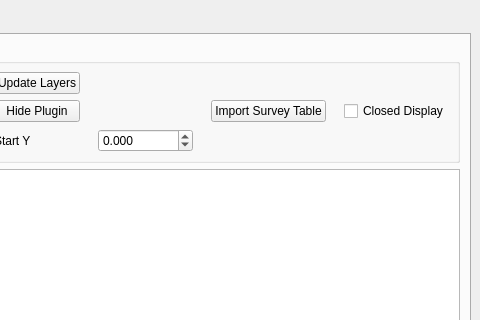
The window that compass_traverse_gis_dockwidget_base.ui (raw-slnc/compass_traverse_gis) describes before a commit, drawn with Qt 5; both pictures show x 828 to 1308 and y 0 to 320 of the 1308 by 460 pixel window.
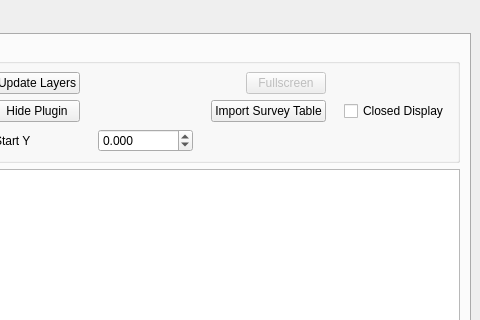
The same window after the commit.

Commit message:
Add fullscreen toggle and fix GPKG overwrite layer cleanup
- Add "Fullscreen" button above Import Survey Table in Survey Settings group; only enabled when dock is floating; uses setGeometry(screen.geometry()) for reliable fullscreen on QDockWidget (showFullScreen() is unreliable for dock widgets); state tracked via _is_floating_fullscreen flag; button label toggles 全画面/全画面解除
- Fix GPKG export overwrite: call _remove_gpkg_layers_from_panel before writing to clear stale panel layers and their empty parent groups

What changed in the file:
```diff
--- a/compass_traverse_gis_dockwidget_base.ui
+++ b/compass_traverse_gis_dockwidget_base.ui
@@ -325,6 +325,19 @@
                  </property>
                 </spacer>
                </item>
+               <item row="0" column="6" alignment="Qt::AlignRight|Qt::AlignVCenter">
+                <widget class="QPushButton" name="floatingFullscreenButton">
+                 <property name="text">
+                  <string>Fullscreen</string>
+                 </property>
+                 <property name="toolTip">
+                  <string>Toggle fullscreen (only works when floating)</string>
+                 </property>
+                 <property name="enabled">
+                  <bool>false</bool>
+                 </property>
+                </widget>
+               </item>
                <!-- Row 1: declination / Import / Closed Display -->
                <item row="1" column="0">
                 <widget class="QLabel" name="declinationLabel">
```
The commit also changes 1 other file.
